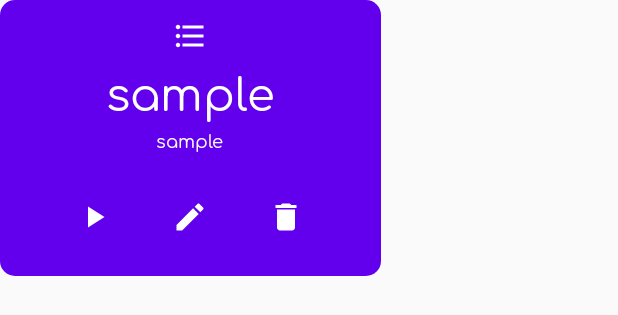
After one commit to explosion204/tabata-timer, an Android app: the layout fragment_sequence_dialog.xml on its own in the app's theme, with its tools: preview values and no code run, on a phone screen of 412 x 824 dp. The commit adds this screen. Shown: the top 315 px of the screen. Run offline under Robolectric (Android 15) with nearby library versions, the phone set to English and light mode, and no system bars.

Commit message:
dialog fragment on item click

```diff
--- /dev/null
+++ b/app/src/main/res/drawable/ic_edit_24.xml
@@ -0,0 +1,5 @@
+<vector android:height="24dp" android:tint="#FFFFFF"
+    android:viewportHeight="24" android:viewportWidth="24"
+    android:width="24dp" xmlns:android="http://schemas.android.com/apk/res/android">
+    <path android:fillColor="@android:color/white" android:pathData="M3,17.25V21h3.75L17.81,9.94l-3.75,-3.75L3,17.25zM20.71,7.04c0.39,-0.39 0.39,-1.02 0,-1.41l-2.34,-2.34c-0.39,-0.39 -1.02,-0.39 -1.41,0l-1.83,1.83 3.75,3.75 1.83,-1.83z"/>
+</vector>
--- /dev/null
+++ b/app/src/main/res/drawable/ic_start_24.xml
@@ -0,0 +1,5 @@
+<vector android:height="24dp" android:tint="#FFFFFF"
+    android:viewportHeight="24" android:viewportWidth="24"
+    android:width="24dp" xmlns:android="http://schemas.android.com/apk/res/android">
+    <path android:fillColor="@android:color/white" android:pathData="M8,5v14l11,-7z"/>
+</vector>
--- /dev/null
+++ b/app/src/main/res/drawable/round_button.xml
@@ -0,0 +1,7 @@
+<?xml version="1.0" encoding="utf-8"?>
+<shape xmlns:android="http://schemas.android.com/apk/res/android"
+    android:shape="rectangle">
+    <solid android:color="@color/colorPrimary" />
+    <corners android:radius="1337dp" />
+    <stroke android:color="@color/colorPrimary" android:width="1dp"/>
+</shape>
--- /dev/null
+++ b/app/src/main/res/drawable/round_frame_layout.xml
@@ -0,0 +1,11 @@
+<?xml version="1.0" encoding="UTF-8"?>
+<shape xmlns:android="http://schemas.android.com/apk/res/android">
+    <solid android:color="@color/colorPrimary"/>
+
+    <padding android:left="2dp"
+        android:top="2dp"
+        android:right="2dp"
+        android:bottom="2dp"/>
+
+    <corners android:radius="10dp" />
+</shape>
--- /dev/null
+++ b/app/src/main/res/layout/fragment_sequence_dialog.xml
@@ -0,0 +1,80 @@
+<?xml version="1.0" encoding="utf-8"?>
+<FrameLayout xmlns:android="http://schemas.android.com/apk/res/android"
+    xmlns:tools="http://schemas.android.com/tools"
+    android:layout_width="wrap_content"
+    android:layout_height="wrap_content"
+    tools:context=".ui.fragments.ItemDialogFragment"
+    android:background="@drawable/round_frame_layout">
+
+    <LinearLayout
+        android:layout_width="250dp"
+        android:layout_height="170dp"
+        android:layout_marginTop="10dp"
+        android:orientation="vertical">
+
+        <ImageView
+            android:layout_width="wrap_content"
+            android:layout_height="wrap_content"
+            android:src="@drawable/ic_sequence_24"
+            android:layout_gravity="center"/>
+
+        <TextView
+            android:id="@+id/item_title"
+            android:layout_width="wrap_content"
+            android:layout_height="wrap_content"
+            android:layout_gravity="center"
+            android:fontFamily="@font/comfortaa"
+            android:text="sample"
+            android:textColor="@android:color/white"
+            android:textAppearance="@style/TextAppearance.AppCompat.Title"
+            android:textSize="30sp" />
+
+        <TextView
+            android:id="@+id/item_desc"
+            android:layout_width="wrap_content"
+            android:layout_height="wrap_content"
+            android:layout_gravity="center"
+            android:paddingBottom="10dp"
+            android:fontFamily="@font/comfortaa"
+            android:text="sample"
+            android:textColor="@android:color/white"
+            android:textSize="12sp" />
+
+        <LinearLayout
+            android:layout_width="wrap_content"
+            android:layout_height="wrap_content"
+            android:orientation="horizontal"
+            android:layout_gravity="center_horizontal">
+
+            <ImageButton
+                android:id="@+id/start_button"
+                android:layout_width="60dp"
+                android:layout_height="60dp"
+                android:layout_margin="2dp"
+                android:src="@drawable/ic_start_24"
+                android:tint="@android:color/white"
+                android:background="@drawable/round_button" />
+
+            <ImageButton
+                android:id="@+id/edit_button"
+                android:layout_width="60dp"
+                android:layout_height="60dp"
+                android:layout_margin="2dp"
+                android:src="@drawable/ic_edit_24"
+                android:tint="@android:color/white"
+                android:background="@drawable/round_button" />
+
+            <ImageButton
+                android:id="@+id/delete_button"
+                android:layout_width="60dp"
+                android:layout_height="60dp"
+                android:layout_margin="2dp"
+                android:src="@drawable/ic_delete_24"
+                android:tint="@android:color/white"
+                android:background="@drawable/round_button" />
+
+        </LinearLayout>
+
+    </LinearLayout>
+
+</FrameLayout>
```
Also changed, not shown: app/src/main/java/com/explosion204/tabatatimer/ui/fragments/ItemDialogFragment.kt (added, +50 -0 lines), app/src/main/java/com/explosion204/tabatatimer/ui/fragments/SequenceListFragment.kt (+35 -0 lines), app/src/main/java/com/explosion204/tabatatimer/ui/fragments/TimerListFragment.kt (+45 -12 lines), app/src/main/java/com/explosion204/tabatatimer/ui/interfaces/OnDialogButtonClickListener.kt (added, +7 -0 lines).
